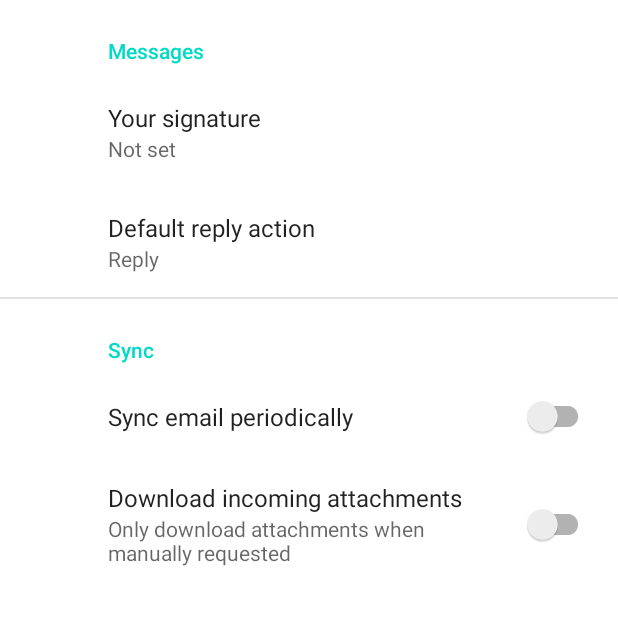
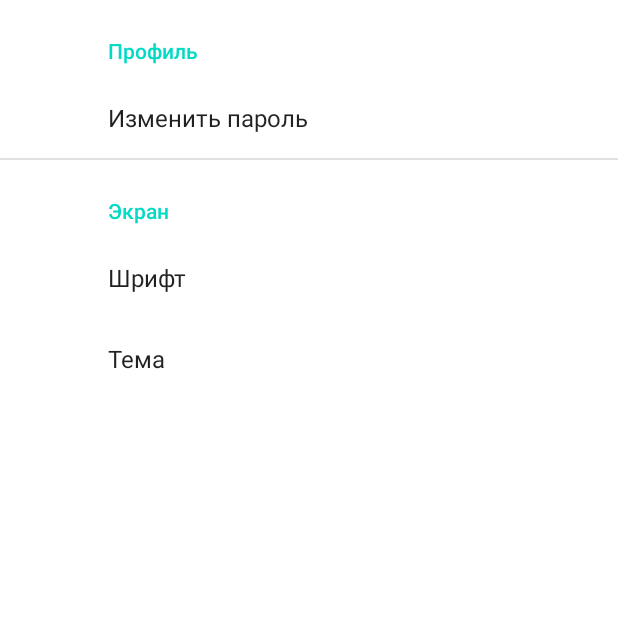
Before and after one commit to ShmerlingMax/Garbage, an Android app: the SettingsFragment screen opened directly, with no data from a screen before it, on a phone screen of 412 x 824 dp, the top half of it. Run offline under Robolectric (Android 15) with nearby library versions, the phone set to English and light mode, and no system bars; our stand-ins replace androidx.preference.

Commit message:
fixed settings

```diff
--- /dev/null
+++ b/Garbage_Kings/app/src/main/java/com/example/garbagekings/SettingsFragment.java
@@ -0,0 +1,16 @@
+package com.example.garbagekings;
+
+import android.os.Bundle;
+import android.preference.PreferenceFragment;
+
+import androidx.annotation.Nullable;
+import androidx.preference.Preference;
+
+public class SettingsFragment extends PreferenceFragment {
+
+    @Override
+    public void onCreate(@Nullable Bundle savedInstanceState) {
+        super.onCreate(savedInstanceState);
+        addPreferencesFromResource(R.xml.root_preferences);
+    }
+}
--- a/Garbage_Kings/app/src/main/res/values/arrays.xml
+++ b/Garbage_Kings/app/src/main/res/values/arrays.xml
@@ -9,4 +9,20 @@
         <item>reply</item>
         <item>reply_all</item>
     </string-array>
+
+    <string-array name="font_size">
+        <item>@string/font_big</item>
+        <item>@string/font_average</item>
+        <item>@string/font_small</item>
+    </string-array>
+
+    <string-array name="theme_mode">
+        <item>@string/dark_mode</item>
+        <item>@string/light_mode</item>
+        <item>@string/android_theme_mode</item>
+    </string-array>
+
+
+
+
 </resources>
--- a/Garbage_Kings/app/src/main/res/values/strings.xml
+++ b/Garbage_Kings/app/src/main/res/values/strings.xml
@@ -28,8 +28,8 @@
     <string name="hello_second_fragment">Hello second fragment. Arg: %1$s</string>
 
     <!-- Preference Titles -->
-    <string name="messages_header">Messages</string>
-    <string name="sync_header">Sync</string>
+    <string name="profile_settings_header">Профиль</string>
+    <string name="screen_header">Экран</string>
 
     <!-- Messages Preferences -->
     <string name="signature_title">Your signature</string>
@@ -42,6 +42,10 @@
     </string>
     <string name="attachment_summary_off">Only download attachments when manually requested</string>
 
+    <!-- Screen Preference -->
+    <string name="font_title">Шрифт</string>
+    <string name="theme_mode_title">Тема</string>
+
     <!-- Strings to create order -->
     <string name="address_label">Адрес</string>
     <string name="garbage_type_label">Тип мусора</string>
@@ -51,4 +55,19 @@
     <string name="enter_comment">Напишите комментарий</string>
     <string name="confirm_order">Подтвердить заказ</string>
 
+    <!-- Profile performance -->
+    <string name="password_change">Изменить пароль</string>
+
+    <!-- Strings for screen settings -->
+
+    <!-- Font -->
+    <string name="font_big">Большой</string>
+    <string name="font_average">Средний</string>
+    <string name="font_small">Маленький</string>
+
+    <!-- Theme mode -->
+    <string name="dark_mode">Тёмная</string>
+    <string name="light_mode">Светалая</string>
+    <string name="android_theme_mode">По умолчанию</string>
+
 </resources>
--- a/Garbage_Kings/app/src/main/res/xml/root_preferences.xml
+++ b/Garbage_Kings/app/src/main/res/xml/root_preferences.xml
@@ -1,35 +1,28 @@
-<PreferenceScreen xmlns:app="http://schemas.android.com/apk/res-auto">
+<PreferenceScreen xmlns:android="http://schemas.android.com/apk/res/android"
+    xmlns:app="http://schemas.android.com/apk/res-auto">
 
-    <PreferenceCategory app:title="@string/messages_header">
+    <PreferenceCategory android:title="@string/profile_settings_header">
 
-        <EditTextPreference
-            app:key="signature"
-            app:title="@string/signature_title"
-            app:useSimpleSummaryProvider="true" />
+
+    </PreferenceCategory>
+    <EditTextPreference
+        app:key="change_password"
+        app:singleLine="true"
+        app:title="@string/password_change" />
+    <PreferenceCategory app:title="@string/screen_header">
 
         <ListPreference
-            app:defaultValue="reply"
-            app:entries="@array/reply_entries"
-            app:entryValues="@array/reply_values"
-            app:key="reply"
-            app:title="@string/reply_title"
-            app:useSimpleSummaryProvider="true" />
-
-    </PreferenceCategory>
-
-    <PreferenceCategory app:title="@string/sync_header">
-
-        <SwitchPreferenceCompat
-            app:key="sync"
-            app:title="@string/sync_title" />
-
-        <SwitchPreferenceCompat
-            app:dependency="sync"
-            app:key="attachment"
-            app:summaryOff="@string/attachment_summary_off"
-            app:summaryOn="@string/attachment_summary_on"
-            app:title="@string/attachment_title" />
-
+            app:entries="@array/font_size"
+            app:entryValues="@array/font_size"
+            app:key="font_size"
+            app:title="@string/font_title"
+            app:defaultValue="@string/font_average" />
+        <ListPreference
+            app:defaultValue="@string/android_theme_mode"
+            app:entries="@array/theme_mode"
+            app:entryValues="@array/theme_mode"
+            app:key="theme_mode_title"
+            app:title="@string/theme_mode_title"/>
     </PreferenceCategory>
 
 </PreferenceScreen>
```
